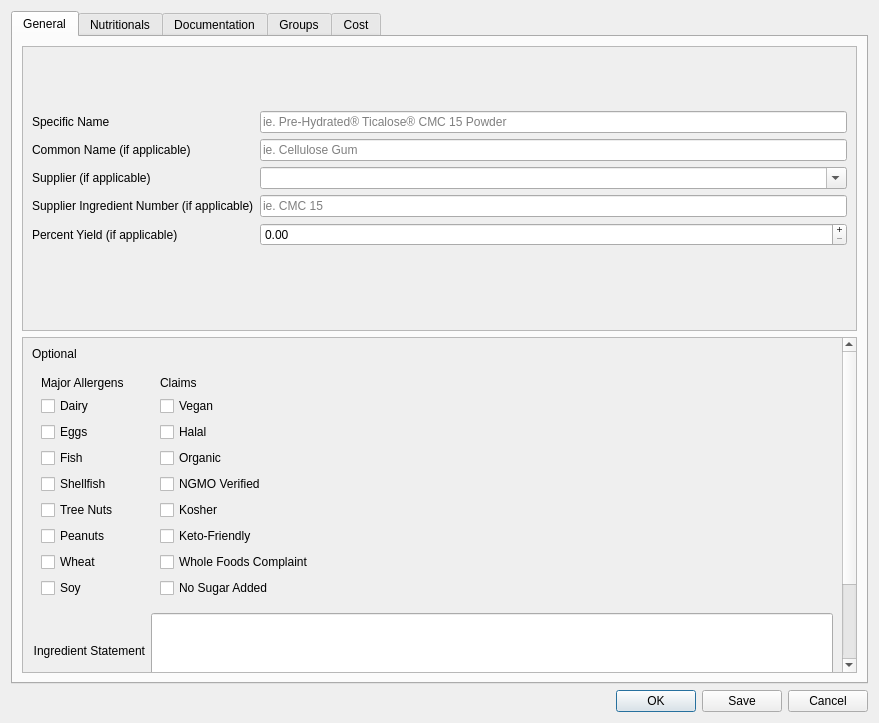
Old version of the form pjrd/ui/add_ingredient.ui in the repository NAustinO/NutriPress.
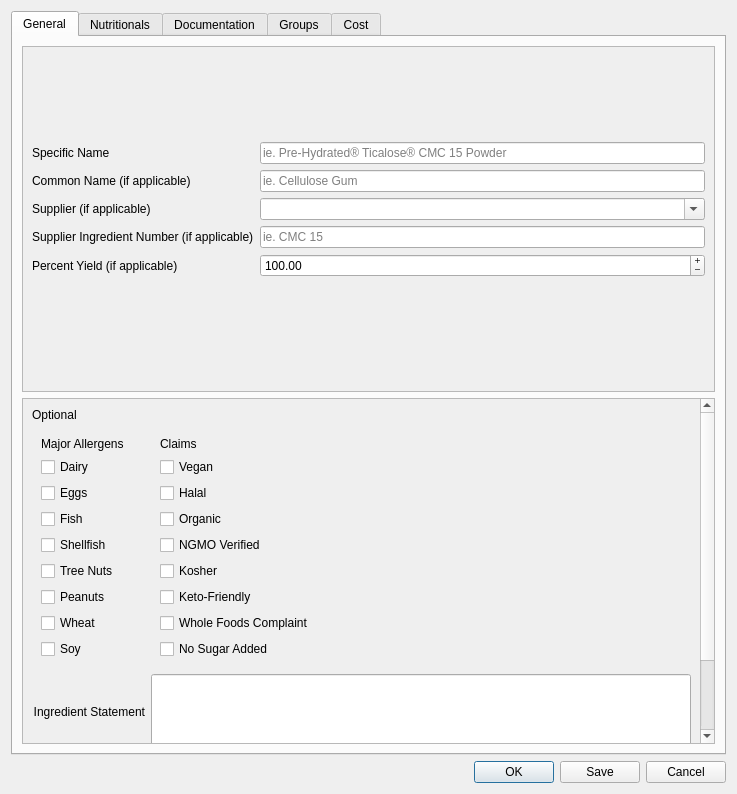
New version of the form. The open tabs and pages were chosen to show the change.

```diff
--- a/pjrd/ui/add_ingredient.ui
+++ b/pjrd/ui/add_ingredient.ui
@@ -6,8 +6,8 @@
    <rect>
     <x>0</x>
     <y>0</y>
-    <width>879</width>
-    <height>723</height>
+    <width>737</width>
+    <height>794</height>
    </rect>
   </property>
   <property name="sizePolicy">
@@ -151,6 +151,15 @@
               <property name="buttonSymbols">
                <enum>QAbstractSpinBox::PlusMinus</enum>
               </property>
+              <property name="maximum">
+               <double>1000.000000000000000</double>
+              </property>
+              <property name="singleStep">
+               <double>10.000000000000000</double>
+              </property>
+              <property name="value">
+               <double>100.000000000000000</double>
+              </property>
              </widget>
             </item>
             <item row="6" column="0">
@@ -173,7 +182,7 @@
              <rect>
               <x>0</x>
               <y>0</y>
-              <width>805</width>
+              <width>663</width>
               <height>444</height>
              </rect>
             </property>
```
Left out of the diff: 4 changed lines with no effect on the pictures.
